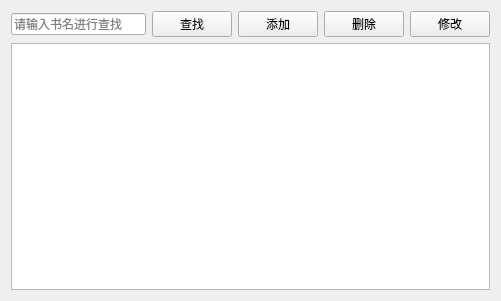
First picture: the form in bookmanageview.ui, repository ay212/BookBorrowSystem, before the edit.
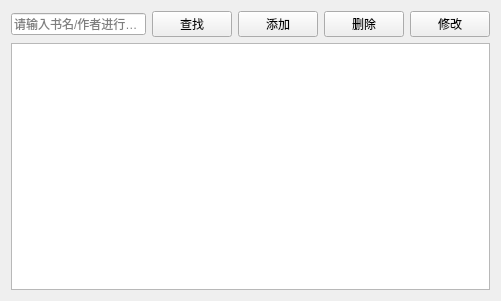
Second picture: the form after the edit. Icons and pictures are not drawn.

The edit to the form file:
```diff
--- a/bookmanageview.ui
+++ b/bookmanageview.ui
@@ -22,7 +22,7 @@
         <string/>
        </property>
        <property name="placeholderText">
-        <string>请输入书名进行查找</string>
+        <string>请输入书名/作者进行查找</string>
        </property>
       </widget>
      </item>
```
Left out of the diff: 12 changed lines with no effect on the pictures.
